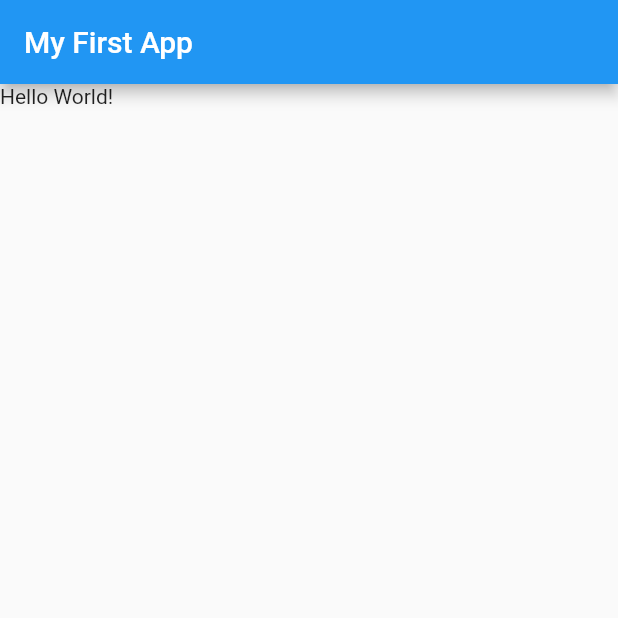
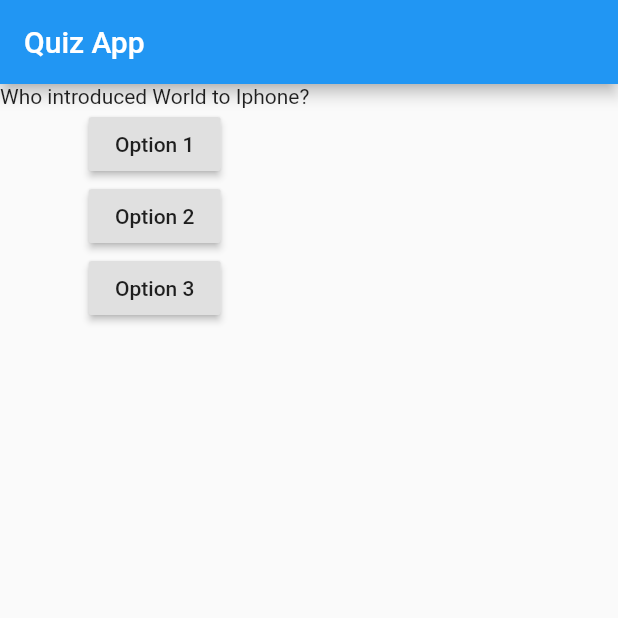
Before and after one commit to falcolf/Quiz_App, a Flutter app: the screen it shows after launch, on a phone screen of 412 x 824 dp, the top half of it. Run offline on Flutter 3.47's test engine with Material 2 defaults, Android fonts, the phone set to English and light mode, and no system bars.

Commit message:
State update.

```diff
--- a/lib/main.dart
+++ b/lib/main.dart
@@ -1,18 +1,48 @@
 import 'package:flutter/material.dart';
 
-void main() {
-  runApp(MyApp());
+void main() => runApp(MyApp());
+
+class MyApp extends StatefulWidget {
+
+  @override
+  State<StatefulWidget> createState() {
+    return MyAppState() ;
+  }
 }
 
-class MyApp extends StatelessWidget {
+class MyAppState extends State<MyApp> {
+  var questionIdx = 0;
+
+  var questions = [
+                'Who introduced World to Iphone?',
+                'Where did Steve Jobs visit before building an empire \'Apple\'?',
+                'Who was the one do discover Gravity?'
+              ];
+
   @override
   Widget build(BuildContext context) {
     return MaterialApp(
         home: Scaffold(
           appBar: AppBar(
-            title: Text('My First App'),
+            title: Text('Quiz App'),
           ),
-          body: Text('Hello World!'),
+          body: Column(
+            children:[
+              Text(this.questions[this.questionIdx]),
+              RaisedButton(
+                child: Text('Option 1'),
+                onPressed: () {print('option 1'); setState((){this.questionIdx+=1;}); },
+              ),
+              RaisedButton(
+                  child: Text('Option 2'),
+                  onPressed: () {print('option 2');setState((){this.questionIdx+=1;});},
+              ),
+              RaisedButton(
+                  child: Text('Option 3'),
+                  onPressed: () {print('option 3'); setState((){this.questionIdx+=1;});},
+              ),
+            ]
+          ),
         )
     );
   }
```
